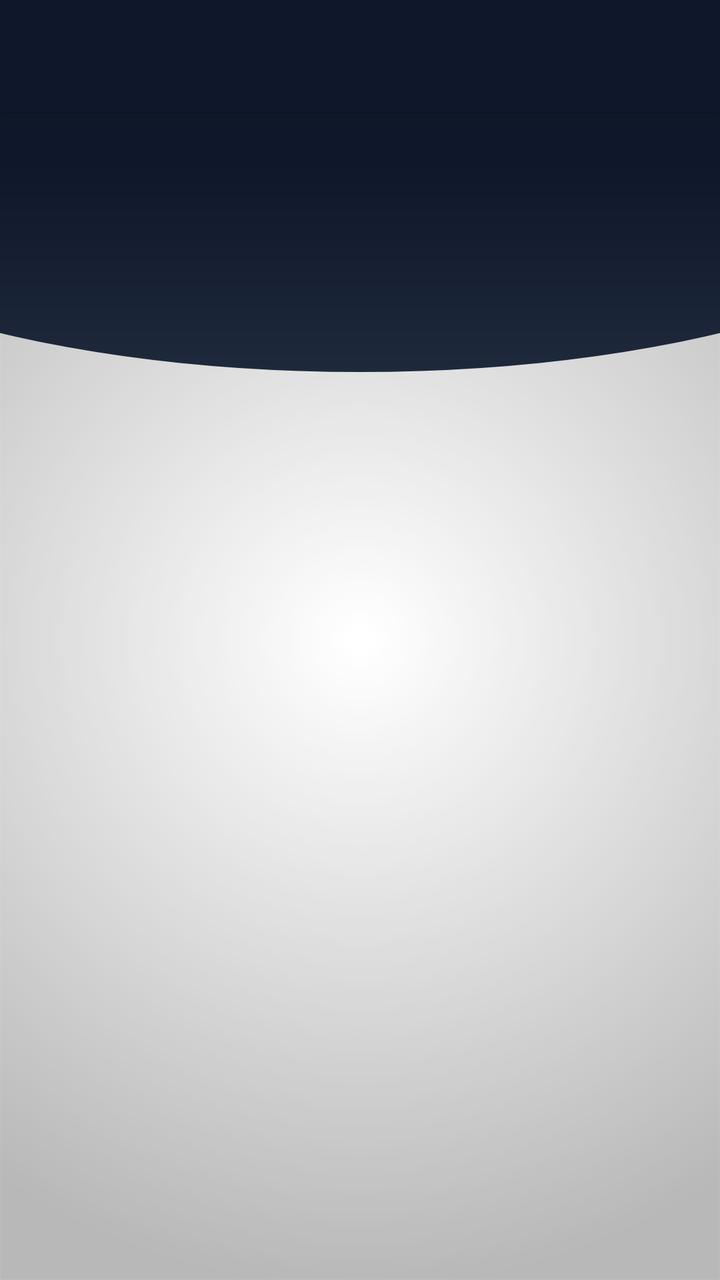
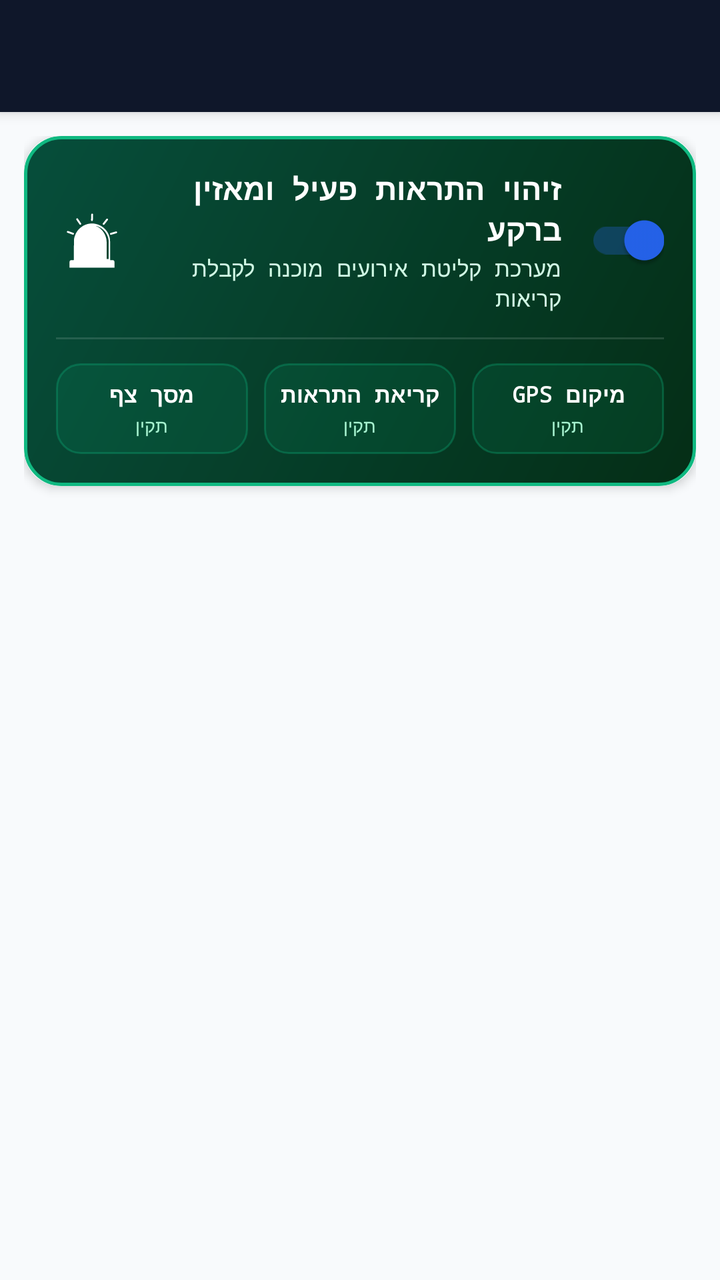

The first picture is an Android layout as it rendered before a commit; the second is the same layout after the commit. The layout source and the unified diff follow.
<!-- AndroidManifest.xml: application theme AppTheme -->
<!-- res/layout/activity_home_page.xml -->
<?xml version="1.0" encoding="utf-8"?>
<androidx.coordinatorlayout.widget.CoordinatorLayout xmlns:android="http://schemas.android.com/apk/res/android" xmlns:app="http://schemas.android.com/apk/res-auto"
    android:layout_width="match_parent"
    android:layout_height="match_parent"
    android:fitsSystemWindows="true">
    <com.google.android.material.appbar.AppBarLayout
        android:theme="@style/AppTheme.AppBarOverlay"
        android:layout_width="match_parent"
        android:layout_height="wrap_content"
        android:fitsSystemWindows="true">
        <androidx.appcompat.widget.Toolbar
            android:id="@+id/toolbar"
            android:background="@color/ColorPrimary"
            android:layout_width="match_parent"
            android:layout_height="wrap_content"
            android:minHeight="?attr/actionBarSize"
            android:paddingTop="18dp"
            android:paddingBottom="8dp"
            app:layout_scrollFlags="exitUntilCollapsed|scroll"
            app:popupTheme="@style/AppTheme.PopupOverlay"/>
    </com.google.android.material.appbar.AppBarLayout>
    <RelativeLayout
        android:id="@+id/homeRL"
        android:layout_width="match_parent"
        android:layout_height="match_parent"
        app:layout_behavior="@string/appbar_scrolling_view_behavior">
        <ImageView
            android:background="@drawable/curve_toolbar_bg"
            android:clickable="false"
            android:layout_width="match_parent"
            android:layout_height="130dp"
            android:contentDescription="@string/app_name"/>
        <androidx.recyclerview.widget.RecyclerView
            android:id="@+id/rv"
            android:layout_width="match_parent"
            android:layout_height="match_parent"
            android:layout_marginLeft="11dp"
            android:layout_marginTop="22dp"
            android:layout_marginRight="11dp"
            android:layout_marginBottom="16dp"
            android:layout_alignParentBottom="true"
            app:layout_behavior="@string/appbar_scrolling_view_behavior"/>
    </RelativeLayout>
</androidx.coordinatorlayout.widget.CoordinatorLayout>
<!-- resources referenced by this layout -->
<resources>
  <color name="ColorPrimary">#0F172A</color>
  <!-- drawable curve_toolbar_bg (drawable) -->
  <?xml version="1.0" encoding="utf-8"?>
  <layer-list xmlns:android="http://schemas.android.com/apk/res/android">
      <item
          android:left="-130dp"
          android:top="-80dp"
          android:right="-130dp"
          android:bottom="0dp">
          <shape android:shape="oval">
              <gradient
                  android:startColor="#1E293B"
                  android:endColor="@color/ColorPrimary"
                  android:angle="90"
                  android:type="linear"
                  android:gradientRadius="100%p"
                  android:centerColor="@color/ColorPrimary"/>
          </shape>
      </item>
  </layer-list>
  <string name="app_name">דיווחי מערך הכוננים</string>
  <string name="appbar_scrolling_view_behavior">com.google.android.material.appbar.AppBarLayout$ScrollingViewBehavior</string>
  <style name="AppTheme.AppBarOverlay" parent="ThemeOverlay.AppCompat.Dark.ActionBar" />
  <style name="AppTheme.PopupOverlay" parent="ThemeOverlay.AppCompat.Light" />
  <style name="AppTheme" parent="Theme.AppCompat.Light.NoActionBar">
          <item name="android:textColorSecondary">@color/ColorRedDark</item>
          <item name="android:textColorHintInverse">@color/ColorBlue</item>
          <item name="android:buttonStyle">@style/FButton</item>
          <item name="android:windowBackground">@drawable/ic_bgg</item>
          <item name="android:typeface">monospace</item>
          <item name="android:textColor">@color/Black</item>
          <item name="android:textColorHint">@color/ColorAqua</item>
          <item name="android:itemBackground">@color/materialGrey300</item>
          <item name="android:actionMenuTextColor">@color/Black</item>
          <item name="actionBarTheme">@style/ThemeOverlay.AppCompat.Dark.ActionBar</item>
          <item name="buttonStyle">@style/FButton</item>
          <item name="colorAccent">@color/materialGrey300</item>
          <item name="colorControlActivated">@color/ColorAqua</item>
          <item name="colorControlHighlight">@android:color/transparent</item>
          <item name="colorControlNormal">@color/ColorBlue</item>
          <item name="colorPrimary">@color/ColorPrimary</item>
          <item name="colorPrimaryDark">@color/ColorPrimaryDark</item>
          <item name="windowActionBar">false</item>
          <item name="windowNoTitle">true</item>
      </style>
  <color name="ColorRedDark">#991B1B</color>
  <color name="ColorBlue">#981E293B</color>
  <style name="FButton" parent="Widget.AppCompat.Button">
          <item name="android:textColor">@color/White</item>
      </style>
  <!-- drawable ic_bgg: png bitmap (drawable, 25104 bytes) -->
  <color name="Black">#000000</color>
  <color name="ColorAqua">#2563EB</color>
  <color name="materialGrey300">#ffe0e0e0</color>
  <color name="ColorPrimaryDark">#020617</color>
  <color name="White">#FFFFFF</color>
</resources>

<!-- the commit's change to res/layout/activity_home_page.xml (unified diff, before → after) -->
@@ -1,44 +1,238 @@
 <?xml version="1.0" encoding="utf-8"?>
-<androidx.coordinatorlayout.widget.CoordinatorLayout xmlns:android="http://schemas.android.com/apk/res/android" xmlns:app="http://schemas.android.com/apk/res-auto"
+<androidx.coordinatorlayout.widget.CoordinatorLayout xmlns:android="http://schemas.android.com/apk/res/android"
+    xmlns:app="http://schemas.android.com/apk/res-auto"
     android:layout_width="match_parent"
     android:layout_height="match_parent"
+    android:background="@color/colorBackground"
     android:fitsSystemWindows="true">
+
     <com.google.android.material.appbar.AppBarLayout
-        android:theme="@style/AppTheme.AppBarOverlay"
+        android:id="@+id/appbar"
         android:layout_width="match_parent"
         android:layout_height="wrap_content"
-        android:fitsSystemWindows="true">
+        android:fitsSystemWindows="true"
+        android:theme="@style/AppTheme.AppBarOverlay">
+
         <androidx.appcompat.widget.Toolbar
             android:id="@+id/toolbar"
+            android:layout_width="match_parent"
+            android:layout_height="?attr/actionBarSize"
             android:background="@color/ColorPrimary"
+            app:popupTheme="@style/AppTheme.PopupOverlay" />
+    </com.google.android.material.appbar.AppBarLayout>
+
+    <androidx.core.widget.NestedScrollView
+        android:layout_width="match_parent"
+        android:layout_height="match_parent"
+        android:fillViewport="true"
+        app:layout_behavior="@string/appbar_scrolling_view_behavior">
+
+        <LinearLayout
             android:layout_width="match_parent"
             android:layout_height="wrap_content"
-            android:minHeight="?attr/actionBarSize"
-            android:paddingTop="18dp"
-            android:paddingBottom="8dp"
-            app:layout_scrollFlags="exitUntilCollapsed|scroll"
-            app:popupTheme="@style/AppTheme.PopupOverlay"/>
-    </com.google.android.material.appbar.AppBarLayout>
-    <RelativeLayout
-        android:id="@+id/homeRL"
-        android:layout_width="match_parent"
-        android:layout_height="match_parent"
-        app:layout_behavior="@string/appbar_scrolling_view_behavior">
-        <ImageView
-            android:background="@drawable/curve_toolbar_bg"
-            android:clickable="false"
-            android:layout_width="match_parent"
-            android:layout_height="130dp"
-            android:contentDescription="@string/app_name"/>
-        <androidx.recyclerview.widget.RecyclerView
-            android:id="@+id/rv"
-            android:layout_width="match_parent"
-            android:layout_height="match_parent"
-            android:layout_marginLeft="11dp"
-            android:layout_marginTop="22dp"
-            android:layout_marginRight="11dp"
-            android:layout_marginBottom="16dp"
-            android:layout_alignParentBottom="true"
-            app:layout_behavior="@string/appbar_scrolling_view_behavior"/>
-    </RelativeLayout>
+            android:orientation="vertical"
+            android:padding="12dp">
+
+            
+            <androidx.cardview.widget.CardView
+                android:id="@+id/cardStatusHero"
+                android:layout_width="match_parent"
+                android:layout_height="wrap_content"
+                android:layout_marginBottom="12dp"
+                app:cardCornerRadius="18dp"
+                app:cardElevation="3dp"
+                app:cardUseCompatPadding="false">
+
+                <LinearLayout
+                    android:id="@+id/layoutHeroContent"
+                    android:layout_width="match_parent"
+                    android:layout_height="wrap_content"
+                    android:background="@drawable/bg_hero_status_on"
+                    android:orientation="vertical"
+                    android:padding="16dp">
+
+                    <LinearLayout
+                        android:layout_width="match_parent"
+                        android:layout_height="wrap_content"
+                        android:gravity="center_vertical"
+                        android:orientation="horizontal">
+
+                        <ImageView
+                            android:id="@+id/ivHeroStatusIcon"
+                            android:layout_width="36dp"
+                            android:layout_height="36dp"
+                            android:src="@drawable/ic_detect_on"
+                            android:contentDescription="@null" />
+
+                        <LinearLayout
+                            android:layout_width="0dp"
+                            android:layout_height="wrap_content"
+                            android:layout_marginStart="12dp"
+                            android:layout_marginEnd="12dp"
+                            android:layout_weight="1"
+                            android:orientation="vertical">
+
+                            <TextView
+                                android:id="@+id/tvHeroStatusTitle"
+                                android:layout_width="wrap_content"
+                                android:layout_height="wrap_content"
+                                android:text="@string/home_status_active"
+                                android:textColor="@color/White"
+                                android:textSize="15sp"
+                                android:textStyle="bold" />
+
+                            <TextView
+                                android:id="@+id/tvHeroStatusSubtitle"
+                                android:layout_width="wrap_content"
+                                android:layout_height="wrap_content"
+                                android:layout_marginTop="2dp"
+                                android:text="מערכת קליטת אירועים מוכנה לקבלת קריאות"
+                                android:textColor="#D1FAE5"
+                                android:textSize="11sp" />
+                        </LinearLayout>
+
+                        <androidx.appcompat.widget.SwitchCompat
+                            android:id="@+id/switchDetection"
+                            android:layout_width="wrap_content"
+                            android:layout_height="wrap_content"
+                            android:checked="true" />
+                    </LinearLayout>
+
+                    <View
+                        android:layout_width="match_parent"
+                        android:layout_height="1dp"
+                        android:layout_marginTop="12dp"
+                        android:layout_marginBottom="12dp"
+                        android:background="#20FFFFFF" />
+
+                    
+                    <LinearLayout
+                        android:layout_width="match_parent"
+                        android:layout_height="wrap_content"
+                        android:gravity="center"
+                        android:orientation="horizontal">
+
+                        
+                        <LinearLayout
+                            android:id="@+id/pillOverlay"
+                            android:layout_width="0dp"
+                            android:layout_height="wrap_content"
+                            android:layout_marginEnd="4dp"
+                            android:layout_weight="1"
+                            android:background="@drawable/bg_pill_permission_ok"
+                            android:clickable="true"
+                            android:focusable="true"
+                            android:foreground="?attr/selectableItemBackground"
+                            android:gravity="center"
+                            android:orientation="vertical"
+                            android:paddingStart="4dp"
+                            android:paddingTop="8dp"
+                            android:paddingEnd="4dp"
+                            android:paddingBottom="8dp">
+
+                            <TextView
+                                android:id="@+id/tvPillOverlayTitle"
+                                android:layout_width="wrap_content"
+                                android:layout_height="wrap_content"
+                                android:text="@string/home_perm_overlay"
+                                android:textColor="@color/White"
+                                android:textSize="11sp"
+                                android:textStyle="bold" />
+
+                            <TextView
+                                android:id="@+id/tvPillOverlayStatus"
+                                android:layout_width="wrap_content"
+                                android:layout_height="wrap_content"
+                                android:layout_marginTop="2dp"
+                                android:text="@string/home_perm_ok"
+                                android:textColor="#A7F3D0"
+                                android:textSize="9sp" />
+                        </LinearLayout>
+
+                        
+                        <LinearLayout
+                            android:id="@+id/pillNotif"
+                            android:layout_width="0dp"
+                            android:layout_height="wrap_content"
+                            android:layout_marginStart="4dp"
+                            android:layout_marginEnd="4dp"
+                            android:layout_weight="1"
+                            android:background="@drawable/bg_pill_permission_ok"
+                            android:clickable="true"
+                            android:focusable="true"
+                            android:foreground="?attr/selectableItemBackground"
+                            android:gravity="center"
+                            android:orientation="vertical"
+                            android:paddingStart="4dp"
+                            android:paddingTop="8dp"
+                            android:paddingEnd="4dp"
+                            android:paddingBottom="8dp">
+
+                            <TextView
+                                android:id="@+id/tvPillNotifTitle"
+                                android:layout_width="wrap_content"
+                                android:layout_height="wrap_content"
+                                android:text="@string/home_perm_notif"
+                                android:textColor="@color/White"
+                                android:textSize="11sp"
+                                android:textStyle="bold" />
+
+                            <TextView
+                                android:id="@+id/tvPillNotifStatus"
+                                android:layout_width="wrap_content"
+                                android:layout_height="wrap_content"
+                                android:layout_marginTop="2dp"
+                                android:text="@string/home_perm_ok"
+                                android:textColor="#A7F3D0"
+                                android:textSize="9sp" />
+                        </LinearLayout>
+
+                        
+                        <LinearLayout
+                            android:id="@+id/pillLocation"
+                            android:layout_width="0dp"
+                            android:layout_height="wrap_content"
+                            android:layout_marginStart="4dp"
+                            android:layout_weight="1"
+                            android:background="@drawable/bg_pill_permission_ok"
+                            android:clickable="true"
+                            android:focusable="true"
+                            android:foreground="?attr/selectableItemBackground"
+                            android:gravity="center"
+                            android:orientation="vertical"
+                            android:paddingStart="4dp"
+                            android:paddingTop="8dp"
+                            android:paddingEnd="4dp"
+                            android:paddingBottom="8dp">
+
+                            <TextView
+                                android:id="@+id/tvPillLocationTitle"
+                                android:layout_width="wrap_content"
+                                android:layout_height="wrap_content"
+                                android:text="@string/home_perm_location"
+                                android:textColor="@color/White"
+                                android:textSize="11sp"
+                                android:textStyle="bold" />
+
+                            <TextView
+                                android:id="@+id/tvPillLocationStatus"
+                                android:layout_width="wrap_content"
+                                android:layout_height="wrap_content"
+                                android:layout_marginTop="2dp"
+                                android:text="@string/home_perm_ok"
+                                android:textColor="#A7F3D0"
+                                android:textSize="9sp" />
+                        </LinearLayout>
+                    </LinearLayout>
+                </LinearLayout>
+            </androidx.cardview.widget.CardView>
+
+            
+            <androidx.recyclerview.widget.RecyclerView
+                android:id="@+id/rv"
+                android:layout_width="match_parent"
+                android:layout_height="wrap_content"
+                android:nestedScrollingEnabled="false" />
+        </LinearLayout>
+    </androidx.core.widget.NestedScrollView>
 </androidx.coordinatorlayout.widget.CoordinatorLayout>
<!-- resource entries referenced after the edit -->
@@ -1,27 +1,12 @@
 <!-- resources referenced by this layout -->
 <resources>
   <color name="ColorPrimary">#0F172A</color>
-  <!-- drawable curve_toolbar_bg (drawable) -->
-  <?xml version="1.0" encoding="utf-8"?>
-  <layer-list xmlns:android="http://schemas.android.com/apk/res/android">
-      <item
-          android:left="-130dp"
-          android:top="-80dp"
-          android:right="-130dp"
-          android:bottom="0dp">
-          <shape android:shape="oval">
-              <gradient
-                  android:startColor="#1E293B"
-                  android:endColor="@color/ColorPrimary"
-                  android:angle="90"
-                  android:type="linear"
-                  android:gradientRadius="100%p"
-                  android:centerColor="@color/ColorPrimary"/>
-          </shape>
-      </item>
-  </layer-list>
-  <string name="app_name">דיווחי מערך הכוננים</string>
   <string name="appbar_scrolling_view_behavior">com.google.android.material.appbar.AppBarLayout$ScrollingViewBehavior</string>
+  <string name="home_perm_location">מיקום GPS</string>
+  <string name="home_perm_notif">קריאת התראות</string>
+  <string name="home_perm_ok">תקין</string>
+  <string name="home_perm_overlay">מסך צף</string>
+  <string name="home_status_active">זיהוי התראות פעיל ומאזין ברקע</string>
   <style name="AppTheme.AppBarOverlay" parent="ThemeOverlay.AppCompat.Dark.ActionBar" />
   <style name="AppTheme.PopupOverlay" parent="ThemeOverlay.AppCompat.Light" />
   <style name="AppTheme" parent="Theme.AppCompat.Light.NoActionBar">
@@ -56,5 +41,30 @@
   <color name="materialGrey300">#ffe0e0e0</color>
   <color name="ColorPrimaryDark">#020617</color>
   <color name="White">#FFFFFF</color>
+  <color name="colorBackground">#F8FAFC</color>
+  <!-- drawable bg_hero_status_on (drawable) -->
+  <?xml version="1.0" encoding="utf-8"?>
+  <shape xmlns:android="http://schemas.android.com/apk/res/android"
+      android:shape="rectangle">
+      <gradient
+          android:startColor="#052e16"
+          android:endColor="#064e3b"
+          android:angle="135" />
+      <corners android:radius="18dp" />
+      <stroke
+          android:width="1.5dp"
+          android:color="#10B981" />
+  </shape>
+  <!-- drawable bg_pill_permission_ok (drawable) -->
+  <?xml version="1.0" encoding="utf-8"?>
+  <shape xmlns:android="http://schemas.android.com/apk/res/android"
+      android:shape="rectangle">
+      <solid android:color="#1A10B981" />
+      <corners android:radius="12dp" />
+      <stroke
+          android:width="1dp"
+          android:color="#4D10B981" />
+  </shape>
+  <!-- drawable ic_detect_on: vector/xml drawable (drawable, 2837 chars, omitted) -->
 </resources>
 
